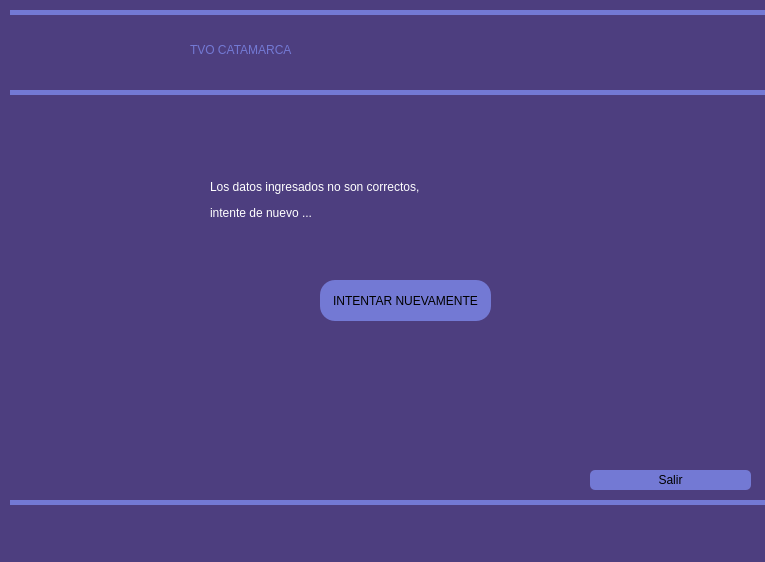
Before: the Qt Designer form interfaz/ventana_login_error.ui in Supranet-ar/tvip, drawn with Qt 5.
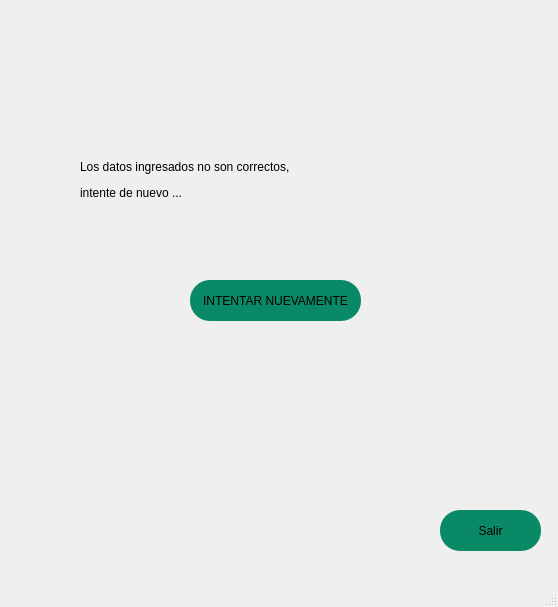
After: the same form once the commit is applied. Icons and pictures are not drawn.

```diff
--- a/interfaz/ventana_login_error.ui
+++ b/interfaz/ventana_login_error.ui
@@ -6,41 +6,25 @@
    <rect>
     <x>0</x>
     <y>0</y>
-    <width>765</width>
-    <height>562</height>
+    <width>558</width>
+    <height>607</height>
    </rect>
   </property>
   <property name="windowTitle">
    <string>MainWindow</string>
   </property>
   <property name="styleSheet">
-   <string notr="true">
-background-color: rgb(77, 62, 127)</string>
+   <string notr="true">QWidget#centralwidget{
+background-image: url(c:/tvip/assets/Fondo-Login.png);
+ background-repeat: no-repeat;
+}</string>
   </property>
   <widget class="QWidget" name="centralwidget">
-   <widget class="QLabel" name="label">
-    <property name="geometry">
-     <rect>
-      <x>190</x>
-      <y>20</y>
-      <width>431</width>
-      <height>61</height>
-     </rect>
-    </property>
-    <property name="styleSheet">
-     <string notr="true">font: 36pt &quot;MS Shell Dlg 2&quot;;
-color:white;
-</string>
-    </property>
-    <property name="text">
-     <string>&lt;html&gt;&lt;head/&gt;&lt;body&gt;&lt;p&gt;&lt;span style=&quot; color:#7379d4;&quot;&gt;TVO CATAMARCA&lt;/span&gt;&lt;/p&gt;&lt;/body&gt;&lt;/html&gt;</string>
-    </property>
-   </widget>
    <widget class="QLabel" name="label_2">
     <property name="geometry">
      <rect>
-      <x>210</x>
-      <y>160</y>
+      <x>80</x>
+      <y>140</y>
       <width>411</width>
       <height>81</height>
      </rect>
@@ -52,83 +36,40 @@
 </string>
     </property>
     <property name="text">
-     <string>&lt;html&gt;&lt;head/&gt;&lt;body&gt;&lt;p&gt;Los datos ingresados no son correctos,&lt;/p&gt;&lt;p&gt;intente de nuevo ...&lt;/p&gt;&lt;/body&gt;&lt;/html&gt;</string>
+     <string>&lt;html&gt;&lt;head/&gt;&lt;body&gt;&lt;p&gt;&lt;span style=&quot; color:#000000;&quot;&gt;Los datos ingresados no son correctos,&lt;/span&gt;&lt;/p&gt;&lt;p&gt;&lt;span style=&quot; color:#000000;&quot;&gt;intente de nuevo ...&lt;/span&gt;&lt;/p&gt;&lt;/body&gt;&lt;/html&gt;</string>
     </property>
    </widget>
    <widget class="QPushButton" name="salirButton">
     <property name="geometry">
      <rect>
-      <x>590</x>
-      <y>470</y>
-      <width>161</width>
-      <height>20</height>
+      <x>440</x>
+      <y>510</y>
+      <width>101</width>
+      <height>41</height>
      </rect>
     </property>
     <property name="styleSheet">
-     <string notr="true">border-radius:5px;
-font: 10pt &quot;MS Shell Dlg 2&quot;;
-background-color: rgb(115, 121, 212);</string>
+     <string notr="true">border-radius:20px;
+background-color: rgb(10, 137, 103);
+font: 75 11pt &quot;Bahnschrift Condensed&quot;;</string>
     </property>
     <property name="text">
      <string>Salir</string>
     </property>
    </widget>
-   <widget class="QWidget" name="verticalWidget" native="true">
-    <property name="geometry">
-     <rect>
-      <x>10</x>
-      <y>90</y>
-      <width>781</width>
-      <height>5</height>
-     </rect>
-    </property>
-    <property name="styleSheet">
-     <string notr="true">background-color: rgb(115, 121, 212);</string>
-    </property>
-    <layout class="QVBoxLayout" name="verticalLayout"/>
-   </widget>
-   <widget class="QWidget" name="verticalWidget_2" native="true">
-    <property name="geometry">
-     <rect>
-      <x>10</x>
-      <y>10</y>
-      <width>781</width>
-      <height>5</height>
-     </rect>
-    </property>
-    <property name="styleSheet">
-     <string notr="true">background-color: rgb(115, 121, 212);</string>
-    </property>
-    <layout class="QVBoxLayout" name="verticalLayout_2"/>
-   </widget>
-   <widget class="QWidget" name="verticalWidget_3" native="true">
-    <property name="geometry">
-     <rect>
-      <x>10</x>
-      <y>500</y>
-      <width>781</width>
-      <height>5</height>
-     </rect>
-    </property>
-    <property name="styleSheet">
-     <string notr="true">background-color: rgb(115, 121, 212);</string>
-    </property>
-    <layout class="QVBoxLayout" name="verticalLayout_3"/>
-   </widget>
    <widget class="QPushButton" name="intentarNuevamenteButton">
     <property name="geometry">
      <rect>
-      <x>320</x>
+      <x>190</x>
       <y>280</y>
       <width>171</width>
       <height>41</height>
      </rect>
     </property>
     <property name="styleSheet">
-     <string notr="true">border-radius:5px;
-font: 10pt &quot;MS Shell Dlg 2&quot;;
-background-color: rgb(115, 121, 212);
-border-radius:15;</string>
+     <string notr="true">border-radius:20px;
+background-color: rgb(10, 137, 103);
+font: 75 11pt &quot;Bahnschrift Condensed&quot;;</string>
     </property>
     <property name="text">
      <string>INTENTAR NUEVAMENTE</string>
```
Left out of the diff: 2 changed lines with no effect on the pictures.
